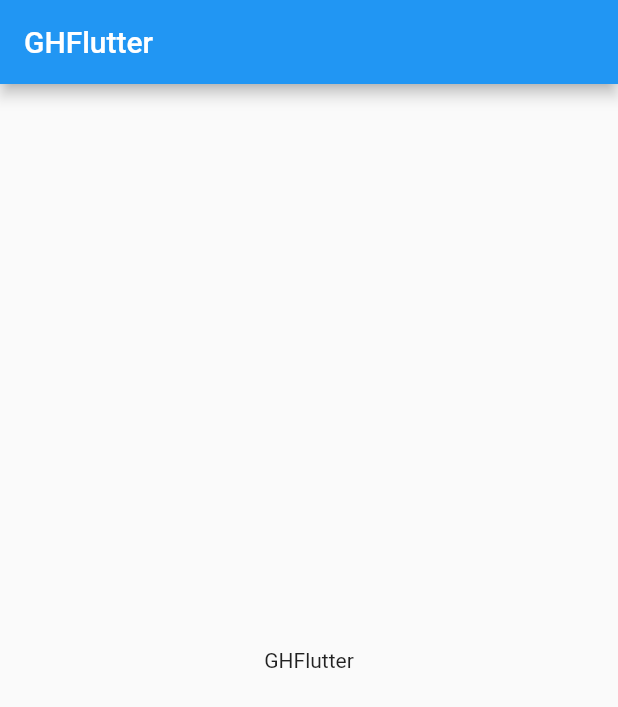
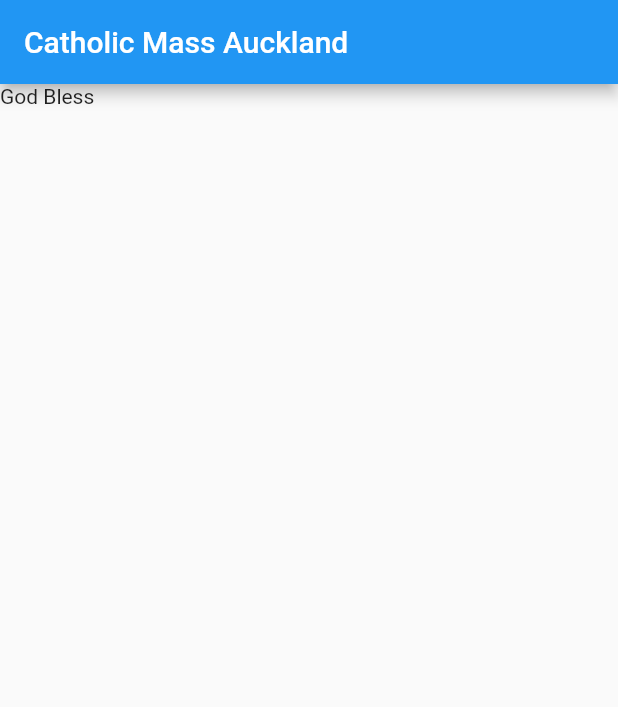
Before and after one commit to cr-sullivan/catholic_mass_fkutter, a Flutter app: the screen it shows after launch, on a phone screen of 412 x 824 dp. Shown: the top 707 px of the screen. Run offline on Flutter 3.47's test engine with Material 2 defaults, Android fonts, the phone set to English and light mode, and no system bars.

Commit message:
Factor out into classes

```diff
--- a/lib/main.dart
+++ b/lib/main.dart
@@ -7,15 +7,25 @@ class GHFlutterApp extends StatelessWidget {
   @override
   Widget build(BuildContext context) {
     return MaterialApp(
-      title: 'GHFlutter',
-      home: Scaffold(
-        appBar: AppBar(
-          title: Text('GHFlutter'),
-        ),
-        body: Center(
-          child: Text('GHFlutter'),
-        ),
-      ),
+      title: 'Catholic Mass Auckland',
+      home: GHFlutter(),
     );
   }
 }
+
+class GHFlutterState extends State<GHFlutter> {
+  @override
+  Widget build(BuildContext context) {
+    return Scaffold (
+      appBar: AppBar(
+        title: Text('Catholic Mass Auckland'),
+      ),
+      body: Text('God Bless'),
+    );
+  }
+}
+
+class GHFlutter extends StatefulWidget {
+  @override
+  createState() => GHFlutterState();
+}
```
Also changed, not shown: 1 other file.
